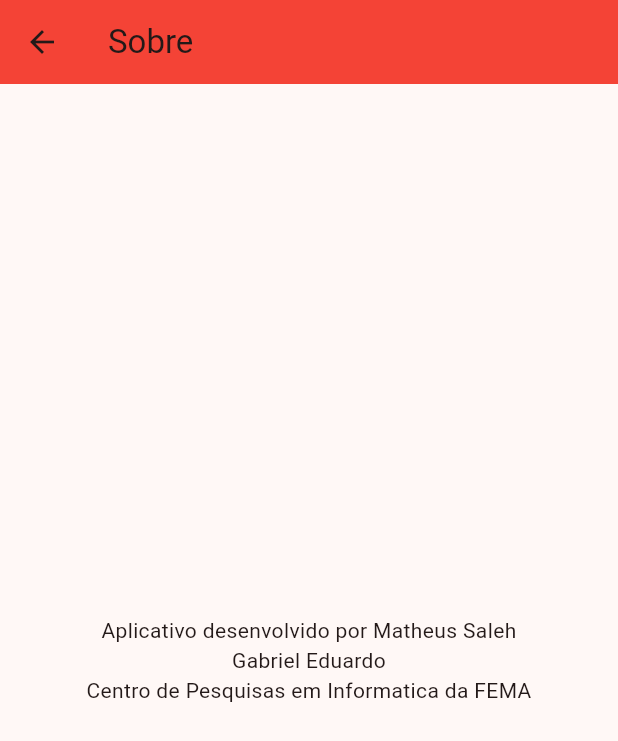
After one commit to MatheusSaleh/AppBancoDeSangue, a Flutter app: the SobreScreen screen opened directly, on a phone screen of 412 x 824 dp. The commit adds this screen. Shown: the top 741 px of the screen. Run offline on Flutter 3.47's test engine with Material 2 defaults, Android fonts, the phone set to English and light mode, and no system bars; our stand-ins replace cloud_firestore, firebase_auth, firebase_core; accounts and stored records are empty; network calls fail.

Commit message:
Adicionado a tela sobre

```diff
--- a/lib/main.dart
+++ b/lib/main.dart
@@ -1,4 +1,5 @@
 import 'package:appbancodesangue/historico_doacao.dart';
+import 'package:appbancodesangue/sobre.dart';
 import 'package:flutter/material.dart';
 import 'package:appbancodesangue/guia_doacao_sangue.dart';
 import 'package:appbancodesangue/registro_doacao.dart';
@@ -171,6 +172,11 @@ class HomeScreen extends StatelessWidget {
           final option = entry.value;
           return GestureDetector(
             onTap: () {
+              if(index == 4){
+                Navigator.push(context,
+                MaterialPageRoute(builder: ((context) => SobreScreen()))
+                );
+              }
               if (index == 3){
                 Navigator.push(
                   context,
--- /dev/null
+++ b/lib/sobre.dart
@@ -0,0 +1,23 @@
+import 'package:flutter/material.dart';
+
+class SobreScreen extends StatelessWidget{
+  const SobreScreen({super.key});
+
+  @override
+  Widget build(BuildContext context){
+    return Scaffold(
+      appBar: AppBar(
+        title: const Text('Sobre'),
+        backgroundColor: Colors.red,
+      ),
+      body: const Center(
+        child: Text(
+          'Aplicativo desenvolvido por Matheus Saleh\n'
+              'Gabriel Eduardo\n'
+              'Centro de Pesquisas em Informatica da FEMA',
+              textAlign: TextAlign.center,
+        ),
+      ),
+    );
+  }
+}
```
